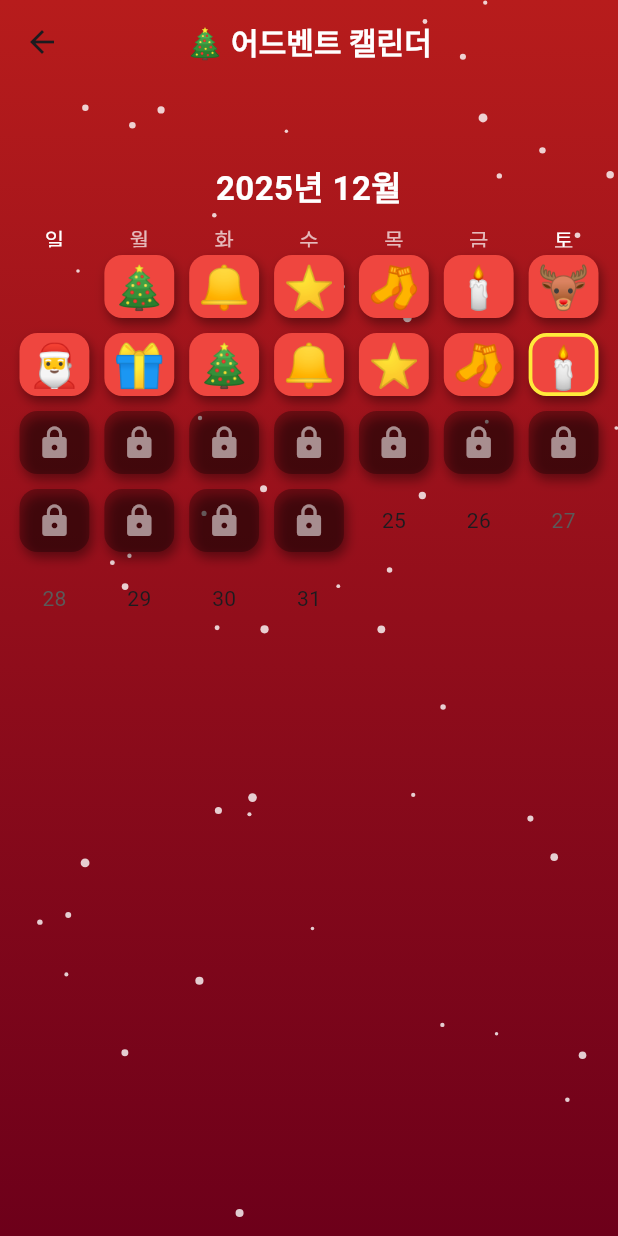
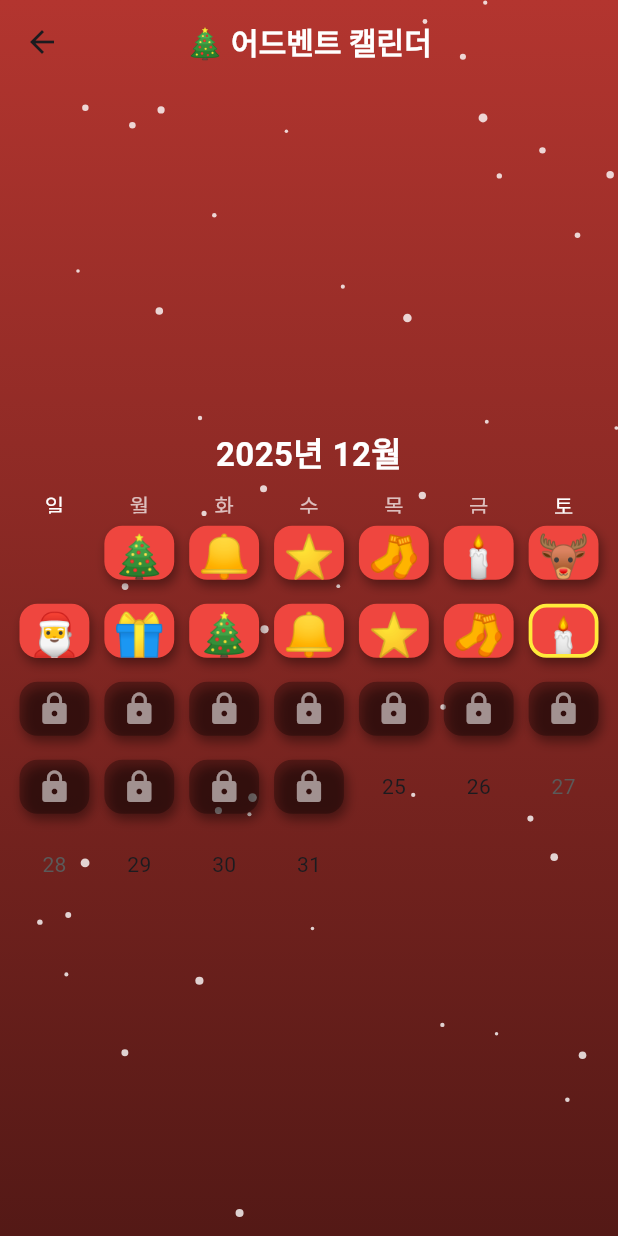
Before and after one commit to Sunghaeun/Moapp_finalproject, a Flutter app: the AdventCalendarScreen screen opened directly, on a phone screen of 412 x 824 dp. Run offline on Flutter 3.47's test engine with Material 3 defaults, Android fonts, the phone set to English and light mode, and no system bars; drawn by our look-alikes of table_calendar; our stand-ins replace cloud_firestore, confetti, firebase_auth, firebase_core, flutter_animate, flutter_dotenv and 11 more; accounts and stored records are empty; Roboto replaces fonts that are missing (Pretendard).

```diff
--- a/lib/screens/advent_calendar_screen.dart
+++ b/lib/screens/advent_calendar_screen.dart
@@ -151,7 +151,8 @@ class _AdventCalendarScreenState extends State<AdventCalendarScreen> {
               gradient: LinearGradient(
                 begin: Alignment.topCenter,
                 end: Alignment.bottomCenter,
-                colors: [Color(0xFFB71C1C), Color(0xFF6D001A)],
+                // Dark: #b3352f, Darker: #541916
+                colors: [Color(0xFFb3352f), Color(0xFF541916)],
               ),
             ),
           ),
@@ -161,8 +162,10 @@ class _AdventCalendarScreenState extends State<AdventCalendarScreen> {
           if (_isLoading)
             const Center(child: CircularProgressIndicator())
           else
-            Padding(
-              padding: const EdgeInsets.only(top: 100, left: 8, right: 8),
+            SafeArea(
+              child: Center(
+                child: Padding(
+                  padding: const EdgeInsets.symmetric(horizontal: 8.0),
                   child: TableCalendar(
                     locale: 'ko_KR',
                     focusedDay: _decemberFirst,
@@ -204,6 +207,8 @@ class _AdventCalendarScreenState extends State<AdventCalendarScreen> {
                           const SizedBox.shrink(),
                     ),
                     onDaySelected: _onDaySelected,
+                  ),
+                ),
               ),
             ),
 
@@ -285,7 +290,7 @@ class _AdventCalendarScreenState extends State<AdventCalendarScreen> {
 
     return AnimatedContainer(
       duration: const Duration(milliseconds: 300),
-      margin: const EdgeInsets.all(5),
+      margin: const EdgeInsets.symmetric(horizontal: 5, vertical: 8),
       decoration: BoxDecoration(
         color: bg,
         borderRadius: BorderRadius.circular(12),
```
Also changed, not shown: lib/screens/login_screen.dart (+8 -0 lines), lib/services/user_service.dart (added, +44 -0 lines). Lines whose indentation alone changed are shown as unchanged.
